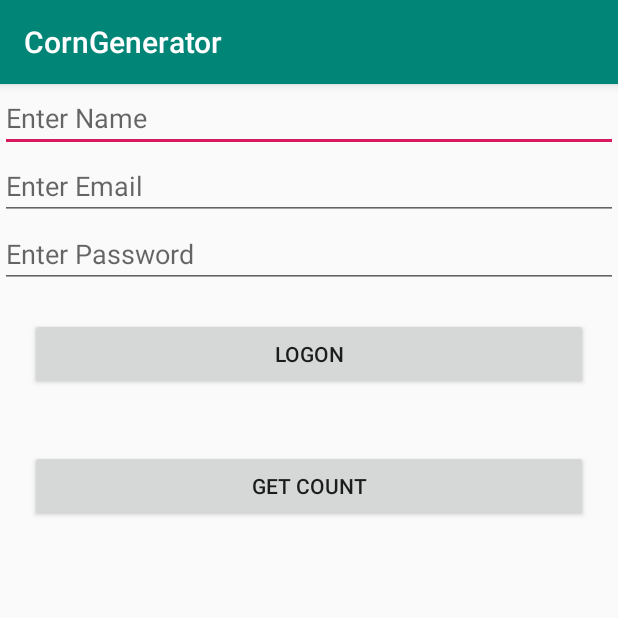
After one commit to TecmaxBTM/AndroidBasics, an Android app: the DbExampleActivity screen opened directly, with no data from a screen before it, on a phone screen of 412 x 824 dp, the top half of it. The commit adds this screen. Run offline under Robolectric (Android 15) with nearby library versions, the phone set to English and light mode, and no system bars; libraries missing offline, so code that uses them is left out: io.realm; 1 statement that could not run was skipped.

Commit message:
Realm Db With Retrieve and insert

```diff
--- a/CornGenerator/app/build.gradle
+++ b/CornGenerator/app/build.gradle
@@ -1,4 +1,6 @@
 apply plugin: 'com.android.application'
+apply plugin: 'realm-android'
+
 
 android {
     compileSdkVersion 28
--- /dev/null
+++ b/CornGenerator/app/src/main/java/com/hotstar/corngenerator/realm/DbExampleActivity.java
@@ -0,0 +1,108 @@
+package com.hotstar.corngenerator.realm;
+
+import android.os.Bundle;
+import android.support.v7.app.AppCompatActivity;
+import android.util.Log;
+import android.view.View;
+import android.widget.Button;
+import android.widget.EditText;
+import android.widget.Toast;
+
+import com.hotstar.corngenerator.R;
+
+import java.util.regex.Matcher;
+import java.util.regex.Pattern;
+
+import io.realm.Realm;
+import io.realm.RealmResults;
+
+public class DbExampleActivity extends AppCompatActivity {
+    Realm realm;
+    EditText name, email, apss;
+
+    Button get, save;
+    private Pattern pattern;
+    private Matcher matcher;
+    private static final String PASSWORD_PATTERN =
+            "^(?=.*[a-z])(?=.*[A-Z])(?=.*\\d)(?=.*[@$!%*?&])[A-Za-z\\d@$!%*?&]{8,10}$";
+    private RealmResults<Customer> userRealmResults;
+
+    @Override
+    protected void onCreate(Bundle savedInstanceState) {
+        super.onCreate(savedInstanceState);
+        setContentView(R.layout.activity_db_example);
+
+        name = findViewById(R.id.etName);
+        email = findViewById(R.id.etEmail);
+        apss = findViewById(R.id.etPassword);
+        get = findViewById(R.id.btGetCount);
+        save = findViewById(R.id.btSignUp);
+        realm = Realm.getDefaultInstance();
+        pattern = Pattern.compile(PASSWORD_PATTERN);
+
+        save.setOnClickListener(new View.OnClickListener() {
+            @Override
+            public void onClick(View v) {
+                String enName = name.getText().toString();
+                String enEmail = email.getText().toString();
+                String enPass = apss.getText().toString();
+                matcher = pattern.matcher(enPass);
+                if (enName.isEmpty()) {
+                    Toast.makeText(DbExampleActivity.this, "Please Enter Valid Name", Toast.LENGTH_SHORT).show();
+                } else if (enEmail.isEmpty()) {
+                    Toast.makeText(DbExampleActivity.this, "Please Enter Valid Email", Toast.LENGTH_SHORT).show();
+                } else if (enPass.isEmpty()) {
+                    Toast.makeText(DbExampleActivity.this, "Please Enter Valid Mobile", Toast.LENGTH_SHORT).show();
+                } else if (!matcher.matches()) {
+                    Toast.makeText(DbExampleActivity.this, "Should Contain Unique", Toast.LENGTH_SHORT).show();
+                } else {
+                    Customer as = new Customer();
+                    as.setName(enName);
+                    as.setEmail(enEmail);
+                    as.setPassword(enPass);
+                    saveinDb(as);
+                }
+            }
+        });
+
+        get.setOnClickListener(new View.OnClickListener() {
+            @Override
+            public void onClick(View v) {
+                getUsers();
+            }
+        });
+    }
+
+    private void getUsers() {
+        userRealmResults = realm.where(Customer.class).findAll();
+
+
+        for (Customer use : userRealmResults) {
+            String messg = use.getName() + " " + use.getPassword();
+            Log.e("Mesafe", messg);
+        }
+        Toast.makeText(this, "Size is " + userRealmResults.size(), Toast.LENGTH_SHORT).show();
+
+    }
+
+    private void saveinDb(final Customer as) {
+        realm.executeTransaction(new Realm.Transaction() {
+            @Override
+            public void execute(Realm realm) {
+                Number currentIdNum = realm.where(Customer.class).max("id");
+                long nextId;
+                if (currentIdNum == null) {
+                    nextId = 1;
+                } else {
+                    nextId = currentIdNum.longValue() + 1;
+                }
+                as.setId(nextId);
+                realm.insertOrUpdate(as);
+                Toast.makeText(DbExampleActivity.this, "Inserted Success", Toast.LENGTH_SHORT).show();
+                name.setText("");
+                apss.setText("");
+                email.setText("");
+            }
+        });
+    }
+}
--- /dev/null
+++ b/CornGenerator/app/src/main/res/layout/activity_db_example.xml
@@ -0,0 +1,44 @@
+<?xml version="1.0" encoding="utf-8"?>
+<android.support.v7.widget.LinearLayoutCompat xmlns:android="http://schemas.android.com/apk/res/android"
+    xmlns:app="http://schemas.android.com/apk/res-auto"
+    xmlns:tools="http://schemas.android.com/tools"
+    android:layout_width="match_parent"
+    android:layout_height="match_parent"
+    android:orientation="vertical"
+    tools:context=".realm.DbExampleActivity">
+
+    <EditText
+        android:id="@+id/etName"
+        android:layout_width="match_parent"
+        android:layout_height="wrap_content"
+        android:hint="Enter Name"
+        android:inputType="text" />
+
+    <EditText
+        android:id="@+id/etEmail"
+        android:layout_width="match_parent"
+        android:layout_height="wrap_content"
+        android:hint="Enter Email"
+        android:inputType="text" />
+
+    <EditText
+        android:id="@+id/etPassword"
+        android:layout_width="match_parent"
+        android:layout_height="wrap_content"
+        android:hint="Enter Password"
+        android:inputType="text" />
+
+    <Button
+        android:id="@+id/btSignUp"
+        android:layout_width="match_parent"
+        android:layout_height="wrap_content"
+        android:layout_margin="20dp"
+        android:text="Logon" />
+
+    <Button
+        android:id="@+id/btGetCount"
+        android:layout_width="match_parent"
+        android:layout_height="wrap_content"
+        android:layout_margin="20dp"
+        android:text="Get Count" />
+</android.support.v7.widget.LinearLayoutCompat>
--- a/CornGenerator/build.gradle
+++ b/CornGenerator/build.gradle
@@ -8,7 +8,7 @@ buildscript {
     }
     dependencies {
         classpath 'com.android.tools.build:gradle:3.3.2'
-
+        classpath "io.realm:realm-gradle-plugin:5.11.0"
         // NOTE: Do not place your application dependencies here; they belong
         // in the individual module build.gradle files
     }
```
Also changed, not shown: CornGenerator/app/src/main/AndroidManifest.xml (+9 -7 lines), CornGenerator/app/src/main/java/com/hotstar/corngenerator/LauncherActivity.java (+12 -1 lines), CornGenerator/app/src/main/java/com/hotstar/corngenerator/coordinator/ExpandingActivity.java (+8 -0 lines), CornGenerator/app/src/main/java/com/hotstar/corngenerator/realm/Customer.java (added, +46 -0 lines), CornGenerator/app/src/main/java/com/hotstar/corngenerator/realm/MainApp.java (added, +14 -0 lines).
